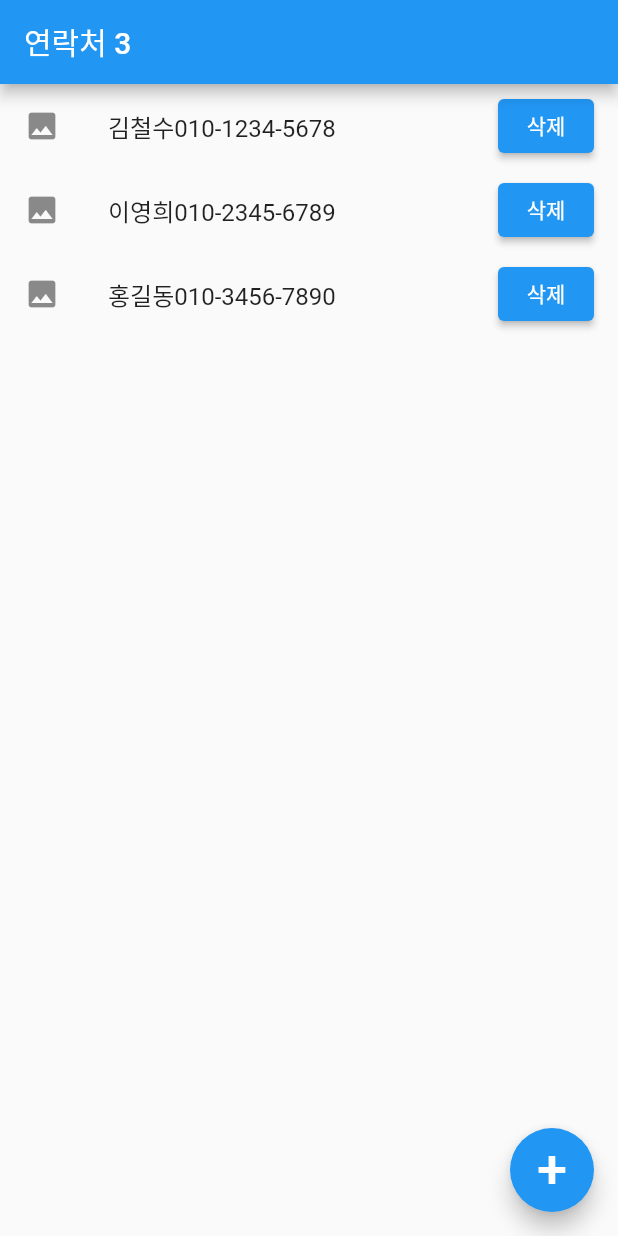
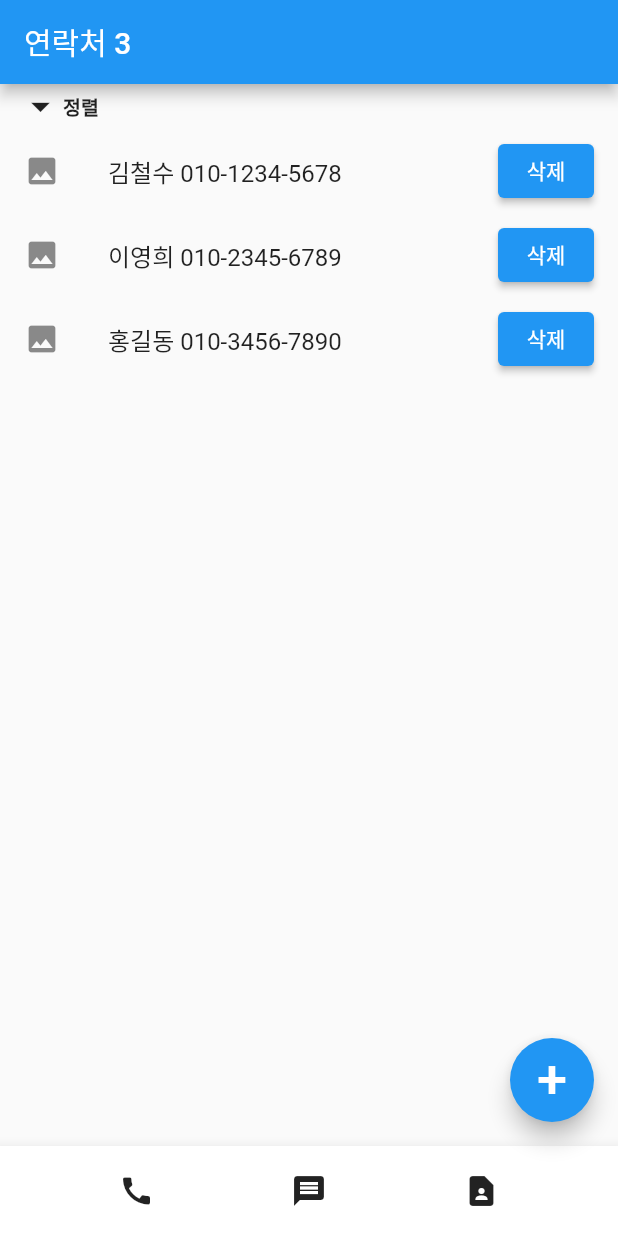
Before and after one commit to this-is-yello/flutter_contact, a Flutter app: the screen it shows after launch, on a phone screen of 412 x 824 dp. Run offline on Flutter 3.47's test engine with Material 2 defaults, Android fonts, the phone set to English and light mode, and no system bars.

Commit message:
221111 in Company

```diff
--- a/flutter_contact_1/lib/main.dart
+++ b/flutter_contact_1/lib/main.dart
@@ -46,7 +46,7 @@ class _MyAppState extends State<MyApp> {
   Widget build(BuildContext context) {
     return Scaffold(
       floatingActionButton: FloatingActionButton(
-        child: Text('+', style: TextStyle(fontSize: 36),),
+        child: Center(child: Text('+', style: TextStyle(fontSize: 36))),
         onPressed: () {
           showDialog(context: context, builder: (context) {
             return DialogUI(plusOne : plusOne, addName : addName, addNumber : addNumber);
@@ -57,12 +57,27 @@ class _MyAppState extends State<MyApp> {
         },
       ),
       appBar: AppBar(title: Text("연락처 " + total.toString()),),
-      body: ListView.builder(
+      body: Column(
+        children: [
+          Container(
+            padding: EdgeInsets.fromLTRB(12, 0, 0, 0),
+            height: 30,
+            child: Row(
+              crossAxisAlignment: CrossAxisAlignment.center,
+              children: [
+                Center(child: Icon(Icons.arrow_drop_down_outlined, size: 30,)),
+                Center(child: Text('정렬', style: TextStyle(fontSize: 13, fontWeight: FontWeight.w800),)),
+              ],
+            ),
+          ),
+          Expanded(
+            child: Container(
+              child: ListView.builder(
                 itemCount: name.length,
                 itemBuilder: (context, i){
                   return ListTile(
                     leading: Icon(Icons.photo),
-            title: Text(name[i] + number[i]),
+                    title: Text(name[i] + " " + number[i]),
                     trailing: ElevatedButton(
                       child: Text('삭제'),
                       onPressed: () {
@@ -74,6 +89,32 @@ class _MyAppState extends State<MyApp> {
                     ),
                   );
                 }
+              ),
+            ),
+          ),
+        ],
+      ),
+      bottomNavigationBar: BottomAppBar(
+          child: SizedBox(
+            height: 60,
+            child: Row(
+              mainAxisAlignment: MainAxisAlignment.spaceEvenly,
+              children: [
+                IconButton(
+                  icon: Icon(Icons.call),
+                  onPressed: () {},
+                ),
+                IconButton(
+                  icon: Icon(Icons.message),
+                  onPressed: () {},
+                ),
+                IconButton(
+                  icon: Icon(Icons.contact_page),
+                  onPressed: () {},
+                ),
+              ]
+            ),
+          ),
         ),
     );
   }
```
Lines whose indentation alone changed are shown as unchanged.
